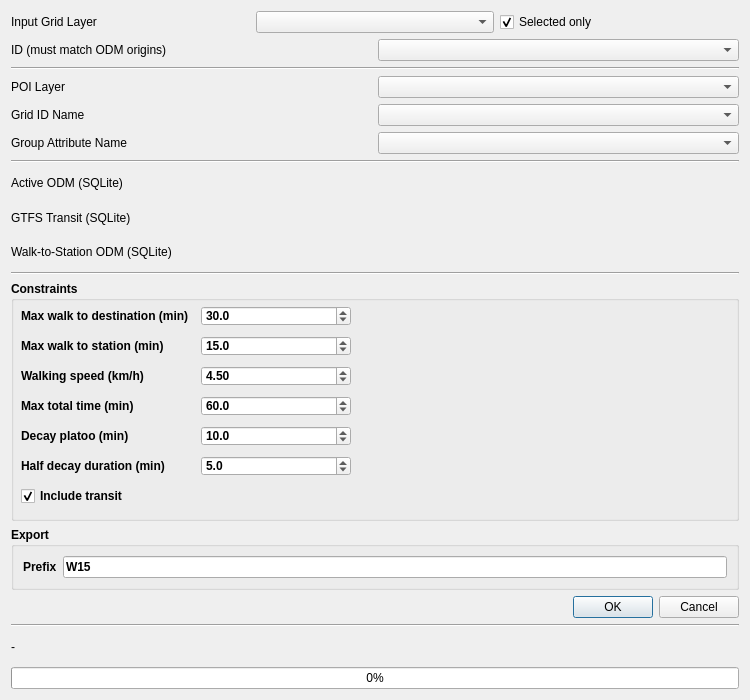
The window that combinedodm_distancemap_dialog_base.ui (inphysica/DiscreteProximityFramework) describes before a commit, drawn with Qt 5.
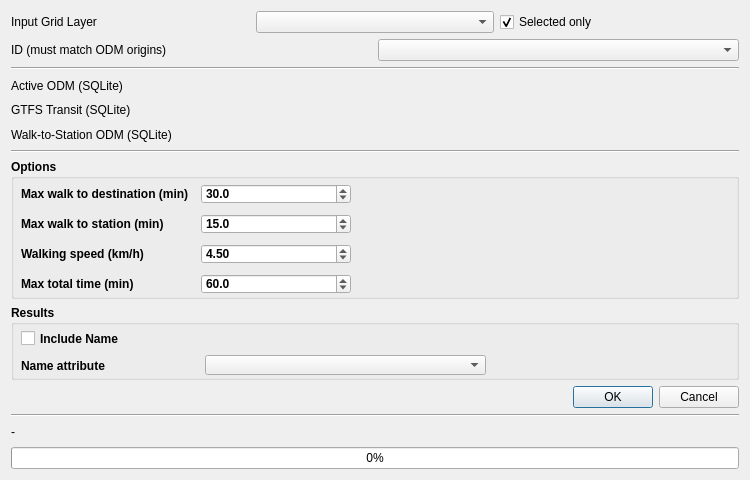
The same window after the commit. Custom widgets are drawn as their Qt base class.

Patch:
```diff
--- a/combinedodm_distancemap_dialog_base.ui
+++ b/combinedodm_distancemap_dialog_base.ui
@@ -7,7 +7,7 @@
     <x>0</x>
     <y>0</y>
     <width>750</width>
-    <height>700</height>
+    <height>480</height>
    </rect>
   </property>
   <property name="windowTitle">
@@ -64,73 +64,6 @@
      </item>
     </layout>
    </item>
-   <item>
-    <widget class="Line" name="line_id_separator">
-     <property name="orientation">
-      <enum>Qt::Horizontal</enum>
-     </property>
-    </widget>
-   </item>
-   <item>
-    <layout class="QHBoxLayout" name="horizontalLayout_POILayer">
-     <item>
-      <widget class="QLabel" name="label_poi_layer">
-       <property name="minimumWidth">
-        <number>190</number>
-       </property>
-       <property name="maximumWidth">
-        <number>190</number>
-       </property>
-       <property name="text">
-        <string>POI Layer</string>
-       </property>
-      </widget>
-     </item>
-     <item>
-      <widget class="QgsMapLayerComboBox" name="poiLayer"/>
-     </item>
-    </layout>
-   </item>
-   <item>
-    <layout class="QHBoxLayout" name="horizontalLayout_GridIdName">
-     <item>
-      <widget class="QLabel" name="label_grid_id_name">
-       <property name="minimumWidth">
-        <number>190</number>
-       </property>
-       <property name="maximumWidth">
-        <number>190</number>
-       </property>
-       <property name="text">
-        <string>Grid ID Name</string>
-       </property>
-      </widget>
-     </item>
-     <item>
-      <widget class="QgsFieldComboBox" name="poiGridIdNameSelector"/>
-     </item>
-    </layout>
-   </item>
-   <item>
-    <layout class="QHBoxLayout" name="horizontalLayout_GroupAttr">
-     <item>
-      <widget class="QLabel" name="label_group_attr">
-       <property name="minimumWidth">
-        <number>190</number>
-       </property>
-       <property name="maximumWidth">
-        <number>190</number>
-       </property>
-       <property name="text">
-        <string>Group Attribute Name</string>
-       </property>
-      </widget>
-     </item>
-     <item>
-      <widget class="QgsFieldComboBox" name="poiGroupAttrSelector"/>
-     </item>
-    </layout>
-   </item>
    <item>
     <widget class="Line" name="line_2">
      <property name="orientation">
@@ -216,7 +149,7 @@
      <property name="minimumSize">
       <size>
        <width>0</width>
-       <height>240</height>
+       <height>140</height>
       </size>
      </property>
      <property name="font">
@@ -226,7 +159,7 @@
       </font>
      </property>
      <property name="title">
-      <string>Constraints</string>
+      <string>Options</string>
      </property>
      <widget class="QLabel" name="label_5">
       <property name="geometry">
@@ -356,75 +289,11 @@
        <double>60.000000000000000</double>
       </property>
      </widget>
-     <widget class="QLabel" name="label_decay_platoo">
-      <property name="geometry">
-       <rect>
-        <x>10</x>
-        <y>140</y>
-        <width>150</width>
-        <height>30</height>
-       </rect>
-      </property>
-      <property name="text">
-       <string>Decay platoo (min)</string>
-      </property>
-     </widget>
-     <widget class="QgsDoubleSpinBox" name="decayPlatoo">
-      <property name="geometry">
-       <rect>
-        <x>190</x>
-        <y>145</y>
-        <width>150</width>
-        <height>20</height>
-       </rect>
-      </property>
-      <property name="decimals">
-       <number>1</number>
-      </property>
-      <property name="maximum">
-       <double>1440.000000000000000</double>
-      </property>
-      <property name="value">
-       <double>10.000000000000000</double>
-      </property>
-     </widget>
-     <widget class="QLabel" name="label_half_decay">
-      <property name="geometry">
-       <rect>
-        <x>10</x>
-        <y>170</y>
-        <width>150</width>
-        <height>30</height>
-       </rect>
-      </property>
-      <property name="text">
-       <string>Half decay duration (min)</string>
-      </property>
-     </widget>
-     <widget class="QgsDoubleSpinBox" name="halfDecayDuration">
-      <property name="geometry">
-       <rect>
-        <x>190</x>
-        <y>175</y>
-        <width>150</width>
-        <height>20</height>
-       </rect>
-      </property>
-      <property name="decimals">
-       <number>1</number>
-      </property>
-      <property name="maximum">
-       <double>1440.000000000000000</double>
-      </property>
-      <property name="value">
-       <double>5.000000000000000</double>
-      </property>
-     </widget>
      <widget class="QCheckBox" name="checkBox_IncludeTransit">
       <property name="geometry">
        <rect>
         <x>10</x>
-        <y>200</y>
+        <y>140</y>
         <width>200</width>
         <height>30</height>
        </rect>
@@ -441,7 +310,7 @@
    <item>
     <widget class="QgsCollapsibleGroupBox" name="mGroupBox_Options">
      <property name="sizePolicy">
-      <sizepolicy hsizetype="Preferred" vsizetype="Minimum">
+      <sizepolicy hsizetype="Preferred" vsizetype="Maximum">
        <horstretch>0</horstretch>
        <verstretch>0</verstretch>
       </sizepolicy>
@@ -449,7 +318,7 @@
      <property name="minimumSize">
       <size>
        <width>0</width>
-       <height>50</height>
+       <height>75</height>
       </size>
      </property>
      <property name="font">
@@ -459,34 +328,47 @@
       </font>
      </property>
      <property name="title">
-      <string>Export</string>
+      <string>Results</string>
      </property>
-     <layout class="QVBoxLayout" name="verticalLayout_Options">
-      <item>
-       <layout class="QHBoxLayout" name="horizontalLayout_prefix">
-        <item>
-         <widget class="QLabel" name="label_prefix">
-          <property name="minimumWidth">
-           <number>190</number>
-          </property>
-          <property name="maximumWidth">
-           <number>190</number>
-          </property>
-          <property name="text">
-           <string>Prefix</string>
-          </property>
-         </widget>
-        </item>
-        <item>
-         <widget class="QLineEdit" name="exportPrefixInput">
-          <property name="text">
-           <string>W15</string>
-          </property>
-         </widget>
-        </item>
-       </layout>
-      </item>
-     </layout>
+     <widget class="QCheckBox" name="checkBox_IncludeName">
+      <property name="geometry">
+       <rect>
+        <x>10</x>
+        <y>25</y>
+        <width>201</width>
+        <height>17</height>
+       </rect>
+      </property>
+      <property name="text">
+       <string>Include Name </string>
+      </property>
+      <property name="checked">
+       <bool>false</bool>
+      </property>
+     </widget>
+     <widget class="QLabel" name="label_4">
+      <property name="geometry">
+       <rect>
+        <x>10</x>
+        <y>50</y>
+        <width>184</width>
+        <height>21</height>
+       </rect>
+      </property>
+      <property name="text">
+       <string>Name attribute</string>
+      </property>
+     </widget>
+     <widget class="QgsFieldComboBox" name="nameSelector">
+      <property name="geometry">
+       <rect>
+        <x>194</x>
+        <y>50</y>
+        <width>281</width>
+        <height>20</height>
+       </rect>
+      </property>
+     </widget>
     </widget>
    </item>
    <item>
```
Left out of the diff: 2 changed lines with no effect on the pictures.
